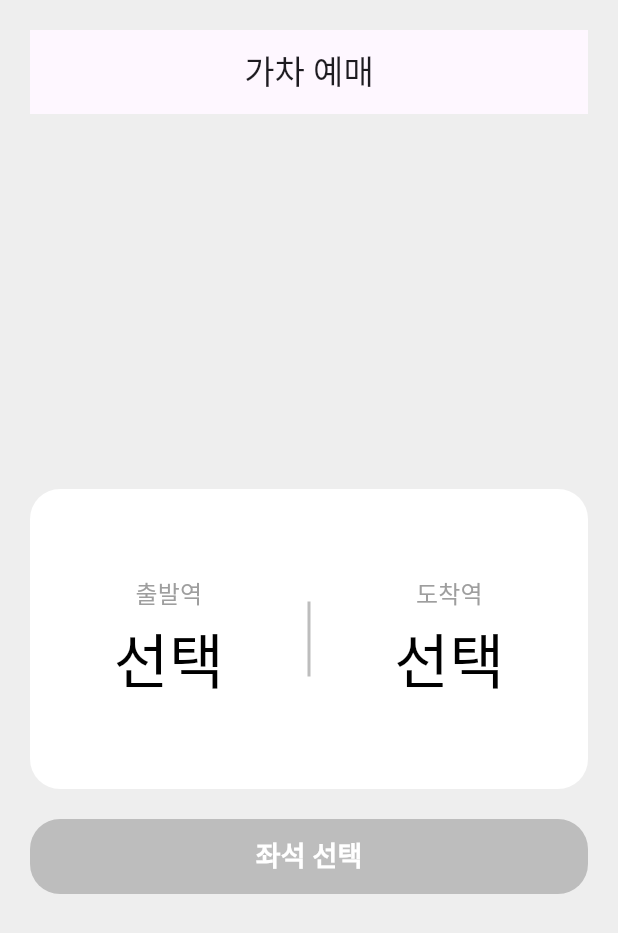
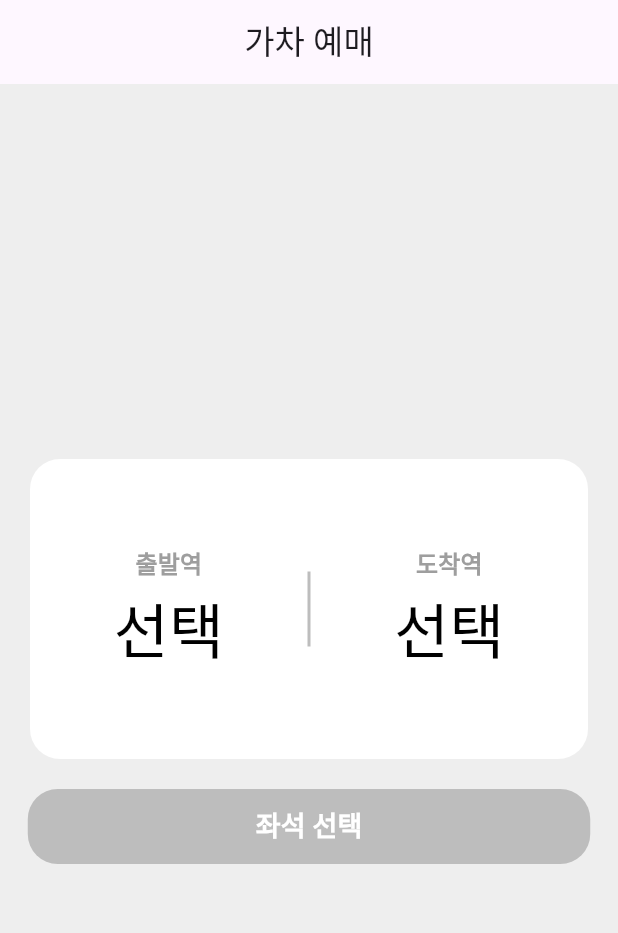
Before and after one commit to wing72/flutter_tranin_app, a Flutter app: the screen it shows after launch, on a phone screen of 412 x 824 dp. Shown: the top 933 px of the screen. Run offline on Flutter 3.47's test engine with Material 3 defaults, Android fonts, the phone set to English and light mode, and no system bars.

Commit message:
fix home page

```diff
--- a/lib/page/home/hc_button.dart
+++ b/lib/page/home/hc_button.dart
@@ -21,6 +21,7 @@ class Hc_Button extends StatelessWidget {
     final isDark = Theme.of(context).brightness == Brightness.dark;
     return Container(
       height: 200,
+      margin: const EdgeInsets.symmetric(horizontal: 20),
       decoration: BoxDecoration(
         color: isDark ? Color(0xFF2A2A2A) : Colors.white,
         borderRadius: BorderRadius.circular(20),
@@ -34,7 +35,9 @@ class Hc_Button extends StatelessWidget {
               child: Column(
                 mainAxisAlignment: MainAxisAlignment.center,
                 children: [
-                  Text('출발역', style: TextStyle(fontSize: 16, color: isDark ? Colors.grey[100] : Colors.grey)),
+                  Text('출발역',
+                      style: TextStyle(
+                          fontSize: 16, color: isDark ? Colors.grey[100] : Colors.grey, fontWeight: FontWeight.bold)),
                   const SizedBox(height: 4),
                   Text(origin, style: TextStyle(fontSize: 40, color: isDark ? Colors.grey[400] : Colors.black)),
                 ],
@@ -52,7 +55,9 @@ class Hc_Button extends StatelessWidget {
               child: Column(
                 mainAxisAlignment: MainAxisAlignment.center,
                 children: [
-                  Text('도착역', style: TextStyle(fontSize: 16, color: isDark ? Colors.grey[100] : Colors.grey)),
+                  Text('도착역',
+                      style: TextStyle(
+                          fontSize: 16, color: isDark ? Colors.grey[100] : Colors.grey, fontWeight: FontWeight.bold)),
                   const SizedBox(height: 4),
                   Text(destination,
                       style:
--- a/lib/page/home/homepage.dart
+++ b/lib/page/home/homepage.dart
@@ -24,9 +24,8 @@ class _HomePage extends State<HomePage> {
     String selectedDestination = _selectTicket.destination;
     return Scaffold(
       backgroundColor: isDark ? Color(0xFF1C1C1C) : Colors.grey[200],
-      body: Padding(
-        padding: const EdgeInsets.all(20.0),
-        child: Column(
+      body: Column(
+        mainAxisAlignment: MainAxisAlignment.center,
         children: [
           AppBar(
             title: Text('가차 예매'),
@@ -84,7 +83,6 @@ class _HomePage extends State<HomePage> {
           const Spacer(),
         ],
       ),
-      ),
     );
   }
 }
--- a/lib/page/home/selected_seat_button.dart
+++ b/lib/page/home/selected_seat_button.dart
@@ -24,7 +24,7 @@ class SelectSeatButton extends StatelessWidget {
       // 버튼이 항상 중앙에 오도록 Center 위젯으로 감쌉니다.
       child: Center(
         child: SizedBox(
-          width: 390,
+          width: 375,
           height: 50,
           child: TextButton(
             style: TextButton.styleFrom(
```
Lines whose indentation alone changed are shown as unchanged.
